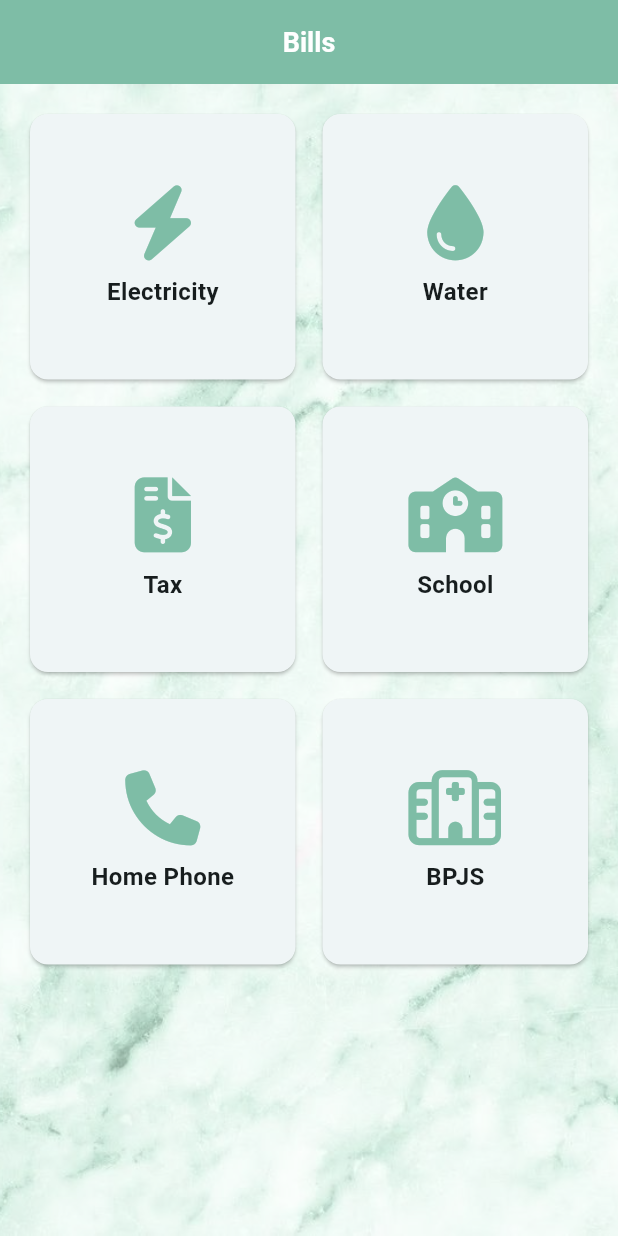
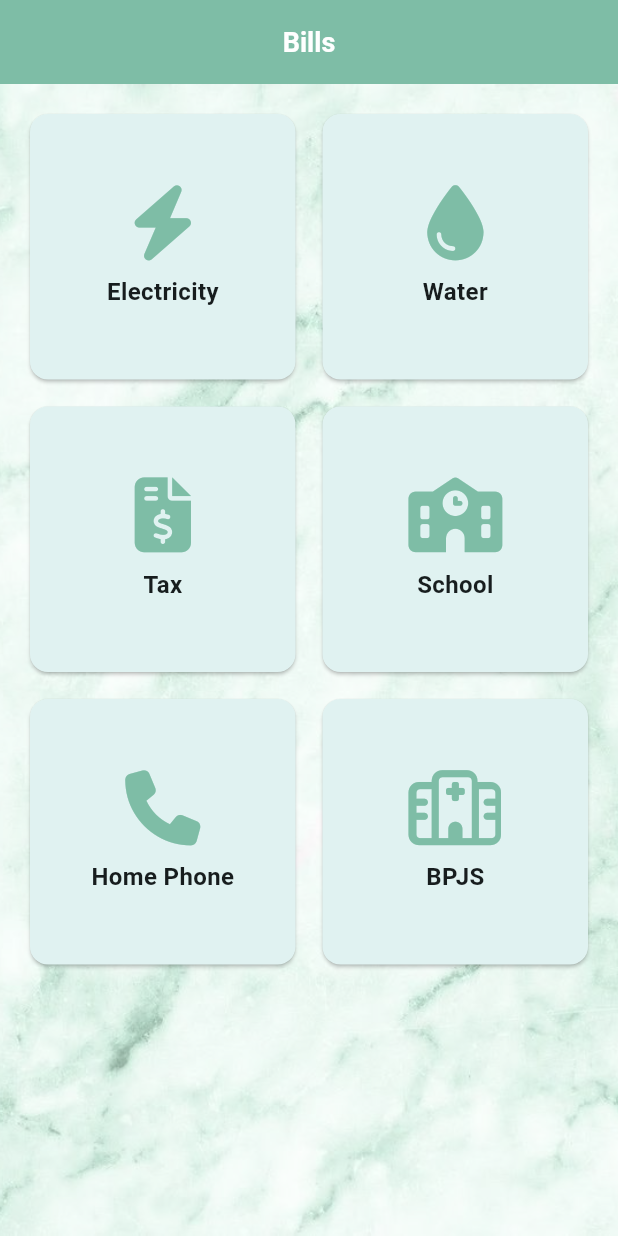
Before and after one commit to iunoz/uts_mobile_banking, a Flutter app: the BillsScreen screen opened directly, on a phone screen of 412 x 824 dp. Run offline on Flutter 3.47's test engine with Material 3 defaults, Android fonts, the phone set to English and light mode, and no system bars; our stand-ins replace animated_splash_screen, font_awesome_flutter, image_picker, lottie, qr_flutter, shared_preferences; missing offline and left inert: qr_code_scanner; accounts and stored records are empty.

Commit message:
konsistensi warna

```diff
--- a/lib/screens/bills_screen.dart
+++ b/lib/screens/bills_screen.dart
@@ -84,6 +84,7 @@ class BillsScreen extends StatelessWidget {
   Card buildBillCard(BuildContext context, IconData icon, String title,
       bool hasBill, int amount) {
     return Card(
+      color: Colors.teal.shade50,
       child: GestureDetector(
         onTap: () {
           print(
--- a/lib/screens/transferhistory_screen.dart
+++ b/lib/screens/transferhistory_screen.dart
@@ -232,6 +232,7 @@ class _TransferHistoryScreenState extends State<TransferHistoryScreen> {
                         itemBuilder: (context, index) {
                           final transaction = filteredTransactions[index];
                           return Card(
+                            color: Colors.teal.shade50,
                             margin: const EdgeInsets.symmetric(vertical: 8.0),
                             child: ListTile(
                               leading: Icon(
--- a/lib/screens/virtualaccount_screen.dart
+++ b/lib/screens/virtualaccount_screen.dart
@@ -80,6 +80,7 @@ class InstitutionTile extends StatelessWidget {
   @override
   Widget build(BuildContext context) {
     return Card(
+      color: Colors.teal.shade50,
       margin: const EdgeInsets.symmetric(vertical: 8.0),
       elevation: 4,
       child: ListTile(
```
